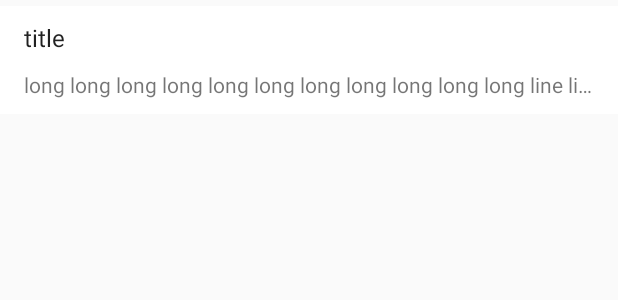
After one commit to MaxtiCorn/mxtcrnotes, an Android app: the layout item_note.xml on its own in the app's theme, with its tools: preview values and no code run, on a phone screen of 412 x 824 dp. The commit adds this screen. Shown: the top 300 px of the screen. Run offline under Robolectric (Android 15) with nearby library versions, the phone set to English and light mode, and no system bars.

Commit message:
note view

```diff
--- /dev/null
+++ b/app/src/main/res/layout/item_note.xml
@@ -0,0 +1,41 @@
+<?xml version="1.0" encoding="utf-8"?>
+<android.support.constraint.ConstraintLayout xmlns:android="http://schemas.android.com/apk/res/android"
+    xmlns:app="http://schemas.android.com/apk/res-auto"
+    xmlns:tools="http://schemas.android.com/tools"
+    android:id="@+id/note_layout"
+    android:layout_width="match_parent"
+    android:layout_height="@dimen/note_height"
+    android:layout_marginTop="@dimen/small"
+    android:background="@color/white">
+
+    <TextView
+        android:id="@+id/note_title"
+        android:layout_width="match_parent"
+        android:layout_height="wrap_content"
+        android:layout_marginEnd="@dimen/big"
+        android:layout_marginStart="@dimen/big"
+        android:ellipsize="end"
+        android:singleLine="true"
+        android:textAppearance="@style/TextAppearance.AppCompat.Headline"
+        android:textSize="@dimen/title_size"
+        app:layout_constraintBottom_toTopOf="@id/note_content"
+        app:layout_constraintEnd_toEndOf="parent"
+        app:layout_constraintStart_toStartOf="parent"
+        app:layout_constraintTop_toTopOf="parent"
+        tools:text="title" />
+
+    <TextView
+        android:id="@+id/note_content"
+        android:layout_width="match_parent"
+        android:layout_height="wrap_content"
+        android:layout_marginEnd="@dimen/big"
+        android:layout_marginStart="@dimen/big"
+        android:ellipsize="end"
+        android:singleLine="true"
+        android:textSize="@dimen/text_size"
+        app:layout_constraintBottom_toBottomOf="parent"
+        app:layout_constraintEnd_toEndOf="parent"
+        app:layout_constraintStart_toStartOf="parent"
+        app:layout_constraintTop_toBottomOf="@id/note_title"
+        tools:text="long long long long long long long long long long long line line hhhhhhhhhhhh" />
+</android.support.constraint.ConstraintLayout>
--- a/app/src/main/res/values/colors.xml
+++ b/app/src/main/res/values/colors.xml
@@ -3,4 +3,5 @@
     <color name="colorPrimary">#1e88e5</color>
     <color name="colorPrimaryDark">#005cb2</color>
     <color name="colorPrimaryLight">#6ab7ff</color>
+    <color name="white">#fff</color>
 </resources>
```
